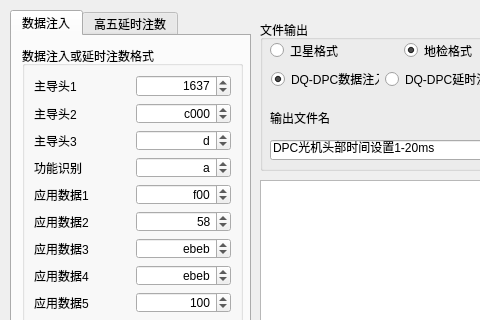
Qt form gui.ui (angel263wy/DQ_TCGen) before a commit; both pictures show x 0 to 480 and y 0 to 320 of the 749 by 589 pixel window.
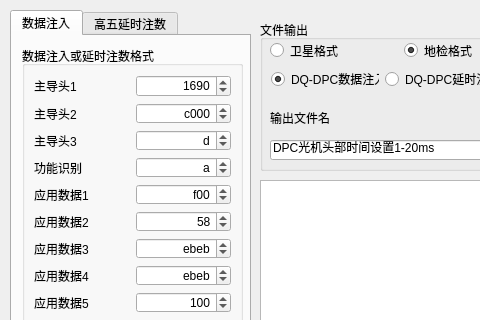
The same form after that commit. The open tabs and pages were chosen to show the change.

Commit message: 界面优化

Patch:
```diff
--- a/gui.ui
+++ b/gui.ui
@@ -1639,7 +1639,7 @@
            <number>65535</number>
           </property>
           <property name="value">
-           <number>5687</number>
+           <number>5776</number>
           </property>
           <property name="displayIntegerBase">
            <number>16</number>
```
Left out of the diff: 2 changed lines with no effect on the pictures. The commit also changes 1 other file.
